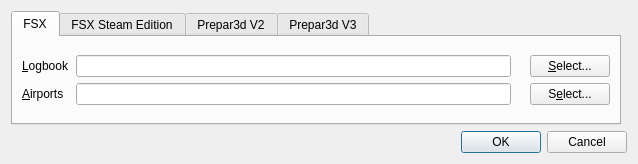
This is src/gui/pathdialog.ui in albar965/littlelogbook as Qt 5 draws it before an edit. The edited form follows.
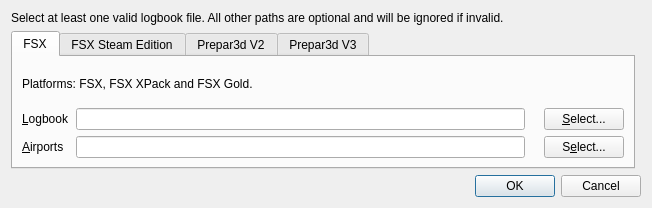
This is the edited form. Icons and pictures are not drawn.

Commit message: Updated GUI elements tooltips and texts.

The edit to the form file:
```diff
--- a/src/gui/pathdialog.ui
+++ b/src/gui/pathdialog.ui
@@ -7,8 +7,8 @@
    <rect>
     <x>0</x>
     <y>0</y>
-    <width>638</width>
-    <height>164</height>
+    <width>652</width>
+    <height>208</height>
    </rect>
   </property>
   <property name="windowTitle">
@@ -35,7 +35,7 @@
        <string>FSX</string>
       </attribute>
       <layout class="QGridLayout" name="gridLayout_6">
-       <item row="0" column="0">
+       <item row="1" column="0">
         <layout class="QGridLayout" name="gridLayoutFsx">
          <item row="0" column="3">
           <widget class="QPushButton" name="pushButtonFsxLogbook">
@@ -99,6 +99,13 @@
          </item>
         </layout>
        </item>
+       <item row="0" column="0">
+        <widget class="QLabel" name="labelFsx">
+         <property name="text">
+          <string>Platforms: FSX, FSX XPack and FSX Gold.</string>
+         </property>
+        </widget>
+       </item>
       </layout>
      </widget>
      <widget class="QWidget" name="tabFsxSe">
@@ -316,6 +323,13 @@
      </widget>
     </widget>
    </item>
+   <item row="0" column="1">
+    <widget class="QLabel" name="labelExplanation">
+     <property name="text">
+      <string>Select at least one valid logbook file. All other paths are optional and will be ignored if invalid.</string>
+     </property>
+    </widget>
+   </item>
   </layout>
  </widget>
  <tabstops>
```
Left out of the diff: 154 changed lines with no effect on the pictures. The commit also changes 4 other files.
